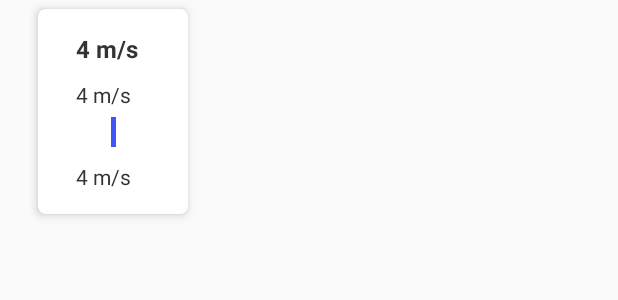
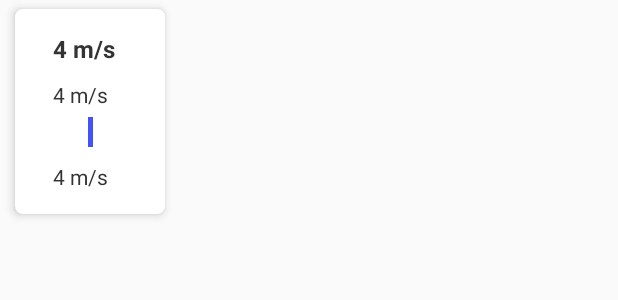
Before and after one commit to mittalvivek01/Weather-sample-App, an Android app: the layout item_weather.xml on its own in the app's theme, with its tools: preview values and no code run, on a phone screen of 412 x 824 dp. Shown: the top 300 px of the screen. Run offline under Robolectric (Android 15) with nearby library versions, the phone set to English and light mode, and no system bars.

Commit message:
Show the weekly weather data

```diff
--- a/app/src/main/java/com/example/weathersampleapp/constant/Constants.kt
+++ b/app/src/main/java/com/example/weathersampleapp/constant/Constants.kt
@@ -2,11 +2,9 @@ package com.example.weathersampleapp.constant
 
 object Constants {
 
-  // http://api.openweathermap.org/data/2.5/weather?q=Delhi,IN&APPID=6cb6a8d6d3e667f888485993fc6f2c11
-//api.openweathermap.org/data/2.5/forecast?q={city name}&appid={your api key}
     const val BASE_URL = "http://api.openweathermap.org/data/2.5/"
     const val APP_ID = "6cb6a8d6d3e667f888485993fc6f2c11"
 
-  //forecast/daily?id=524901&appid=b1b15e88fa797225412429c1c50c122a1
-
+    const val BASE_URL_DAILY =
+        "http://samples.openweathermap.org/data/2.5/forecast/daily?id=524901&appid=6cb6a8d6d3e667f888485993fc6f2c11"
 }
--- a/app/src/main/java/com/example/weathersampleapp/data/repository/WeatherRepository.kt
+++ b/app/src/main/java/com/example/weathersampleapp/data/repository/WeatherRepository.kt
@@ -13,8 +13,8 @@ class WeatherRepository(private val service: WeatherService) : BaseRepository()
         return handleRequest { service.getWeatherDetail(city,appId) }
     }
 
-    suspend fun getWeeklyWeatherDetails(city:String,appId:String): ApiResponse<WeeklyWeatherResponseModel> {
-        return handleRequest { service.getWeeklyWeatherDetail(city,appId) }
+    suspend fun getWeeklyWeatherDetails(url:String): ApiResponse<WeeklyWeatherResponseModel> {
+        return handleRequest { service.getWeeklyWeatherDetail(url) }
     }
 
 }
--- a/app/src/main/java/com/example/weathersampleapp/view/activity/weatherhome/WeatherHomeActivity.kt
+++ b/app/src/main/java/com/example/weathersampleapp/view/activity/weatherhome/WeatherHomeActivity.kt
@@ -27,7 +27,7 @@ class WeatherHomeActivity : BaseActivity<WeatherHomeViewModel, ActivityWeatherHo
 
         // register data adapter
         with(rvWeather) {
-            layoutManager = LinearLayoutManager(this@WeatherHomeActivity,LinearLayoutManager.HORIZONTAL,true)
+            layoutManager = LinearLayoutManager(this@WeatherHomeActivity,LinearLayoutManager.HORIZONTAL,false)
             adapter = WeatherAdapter(this@WeatherHomeActivity)
         }
 
--- a/app/src/main/java/com/example/weathersampleapp/view/activity/weatherhome/WeatherHomeViewModel.kt
+++ b/app/src/main/java/com/example/weathersampleapp/view/activity/weatherhome/WeatherHomeViewModel.kt
@@ -59,7 +59,7 @@ class WeatherHomeViewModel : BaseViewModel() {
 
         viewModelScope.launch {
             apiRequestInProgress.value = true
-            val response = repository.getWeeklyWeatherDetails("524901", Constants.APP_ID)
+            val response = repository.getWeeklyWeatherDetails(Constants.BASE_URL_DAILY)
             if (response.isSuccessful) {
                 response.data.let {
 
--- a/app/src/main/java/com/example/weathersampleapp/view/activity/weatherhome/WeatherItemViewModel.kt
+++ b/app/src/main/java/com/example/weathersampleapp/view/activity/weatherhome/WeatherItemViewModel.kt
@@ -2,6 +2,7 @@ package com.example.weathersampleapp.view.activity
 
 import androidx.lifecycle.MutableLiveData
 import com.example.weathersampleapp.base.BaseViewModel
+import com.example.weathersampleapp.common.getDate
 import com.example.weathersampleapp.common.round
 import com.example.weathersampleapp.data.models.X
 
@@ -13,8 +14,7 @@ class WeatherItemViewModel(item: X) : BaseViewModel() {
 
 
     init {
-        // toDoTitle.value = item.title.capitalize()
-
+        date.value = getDate(item.dt.toLong())
 
         maxTemp.value = (item.temp.max - 273.13).round(2).toString() + " C"
         minTemp.value = (item.temp.min - 273.13).round(2).toString() + " C"
--- a/app/src/main/res/layout/item_weather.xml
+++ b/app/src/main/res/layout/item_weather.xml
@@ -13,9 +13,9 @@
     <androidx.cardview.widget.CardView
         android:layout_width="@dimen/_100dp"
         android:layout_height="wrap_content"
-        android:layout_marginStart="@dimen/_25dp"
+        android:layout_marginStart="@dimen/_10dp"
         android:layout_marginTop="@dimen/_6dp"
-        android:layout_marginEnd="@dimen/_25dp"
+        android:layout_marginEnd="@dimen/_10dp"
         android:layout_marginBottom="@dimen/_20dp"
         app:cardCornerRadius="@dimen/_5dp"
         app:cardElevation="@dimen/_4dp">
@@ -35,7 +35,7 @@
                 android:layout_height="wrap_content"
                 android:layout_marginStart="@dimen/_10dp"
                 android:fontFamily="sans-serif"
-                android:text=""
+                android:text="@{viewModel.date}"
                 android:textColor="@color/color_text"
                 android:textSize="@dimen/_16sp"
                 android:textStyle="bold"
```
Also changed, not shown: app/src/main/java/com/example/weathersampleapp/common/Extensions.kt (+9 -1 lines), app/src/main/java/com/example/weathersampleapp/service/WeatherService.kt (+4 -3 lines).
